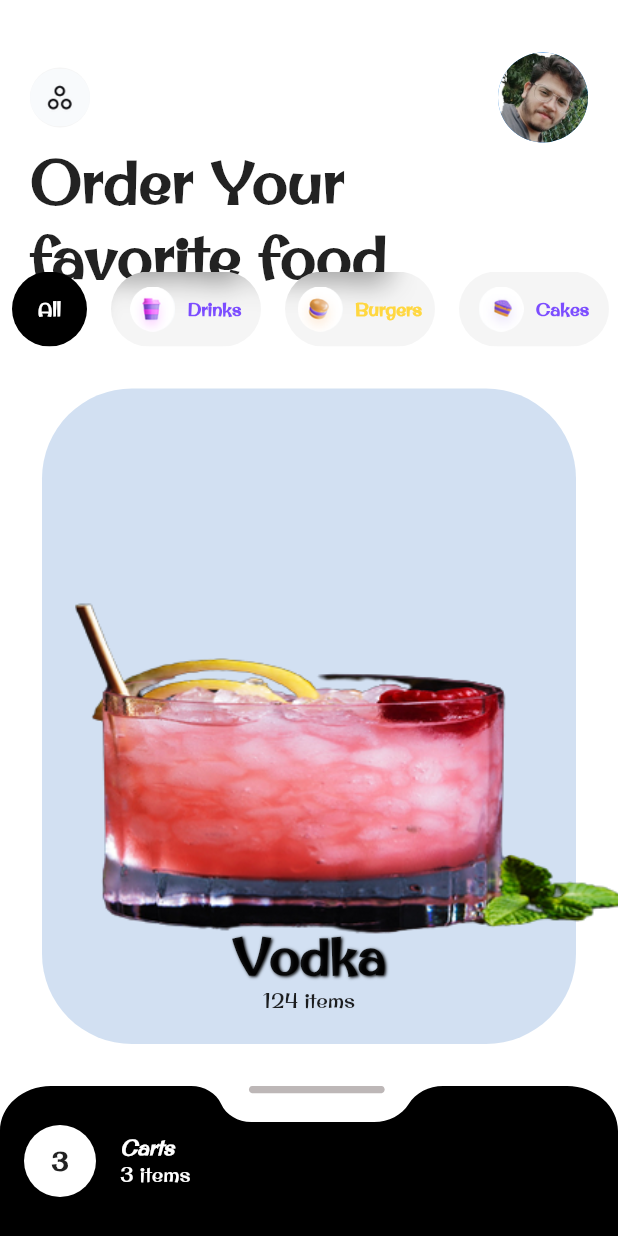
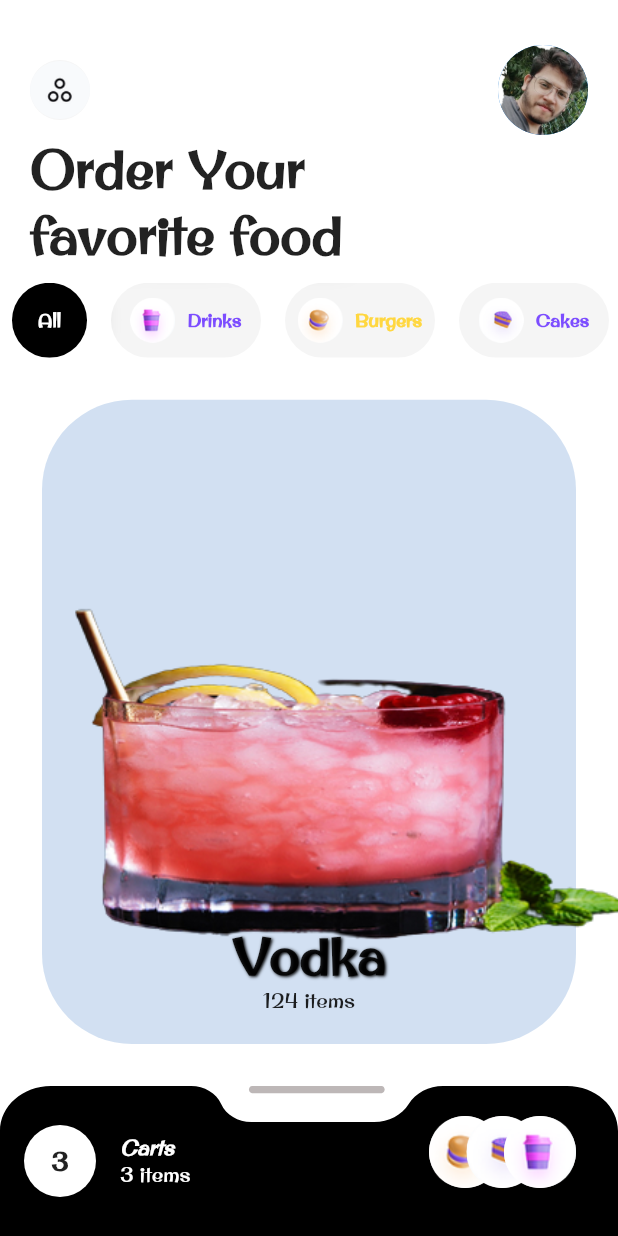
Before and after one commit to githubrohitgithub/Flutter-PUC, a Flutter app: the screen it shows after launch, on a phone screen of 412 x 824 dp. Run offline on Flutter 3.47's test engine with Material 2 defaults, Android fonts, the phone set to English and light mode, and no system bars; our stand-ins replace timer_builder; missing offline and left inert: qr_code_scanner.

Commit message:
foodapp 40%

```diff
--- a/lib/main.dart
+++ b/lib/main.dart
@@ -5,14 +5,13 @@ import 'package:flutter_work_shop/work_shop/navigator/modules/day_three/utils/ap
 import 'package:flutter_work_shop/work_shop/navigator/modules/master_screen/page/dashboard.dart';
 Future<void> main() async {
 
-
   WidgetsFlutterBinding.ensureInitialized();
   AppFonts().loadCustomFont().then((_) {
     runApp(const MyApp());
   });
 
+}
 
-}
 
 class MyApp extends StatelessWidget {
   const MyApp({super.key});
@@ -20,6 +19,7 @@ class MyApp extends StatelessWidget {
   @override
   Widget build(BuildContext context) {
     SystemChrome.setEnabledSystemUIMode(SystemUiMode.manual, overlays: []);
+
     return  const MaterialApp(
       debugShowCheckedModeBanner: false,
       title: "Flutter Workshop",
--- a/lib/work_shop/navigator/modules/day_three/food_app_dashboard.dart
+++ b/lib/work_shop/navigator/modules/day_three/food_app_dashboard.dart
@@ -1,4 +1,5 @@
 import 'package:flutter/material.dart';
+import 'package:flutter_work_shop/work_shop/navigator/modules/day_three/utils/food_app_constant.dart';
 import 'package:flutter_work_shop/work_shop/navigator/modules/day_three/widgets/bottom_wigets_elements.dart';
 import 'package:flutter_work_shop/work_shop/navigator/modules/day_three/widgets/item_selection_widget.dart';
 import 'package:flutter_work_shop/work_shop/navigator/modules/day_three/widgets/top_bar_widget.dart';
@@ -21,11 +22,14 @@ class _FoodAppDashboardState extends State<FoodAppDashboard> {
       body: Column(
         children: [
           const Expanded(flex: 1, child: TopBarWidget()),
+          const SizedBox(
+            height: 10,
+          ),
           Expanded(
               flex: 3,
               child: AnimatedBottomToTopWidget(
                   duration: const Duration(seconds: 1),
-                  child: ItemSelectionWidget())),
+                  child: const ItemSelectionWidget())),
           AnimatedBottomToTopWidget(
             duration: const Duration(milliseconds: 1),
             child: Container(
@@ -46,9 +50,11 @@ class _FoodAppDashboardState extends State<FoodAppDashboard> {
                     width: MediaQuery.of(context).size.width,
                     child: CustomPaint(
                       painter: CustomBottomSheetPaint(),
-                      child: const Padding(
-                        padding: EdgeInsets.all(16.0),
-                        child: BottomWidgetElements(),
+                      child: Padding(
+                        padding: const EdgeInsets.all(16.0),
+                        child: BottomWidgetElements(
+                          listOfCartOptions: FoodAppConstants.listOfCartModel,
+                        ),
                       ),
                     ),
                   )
--- /dev/null
+++ b/lib/work_shop/navigator/modules/day_three/models/cart_model.dart
@@ -0,0 +1,7 @@
+class CartModel{
+  String? name;
+  String? image;
+  int? price;
+  int? quantity;
+  CartModel({this.name,this.image, this.price, this.quantity});
+}
--- /dev/null
+++ b/lib/work_shop/navigator/modules/day_three/models/food_categories.dart
@@ -0,0 +1,10 @@
+import 'dart:ui';
+
+class FoodCategories {
+  final String id;
+  final String? name;
+  final Color? color;
+  final String? image;
+
+  const FoodCategories({required this.id, this.name, this.color, this.image});
+}
--- /dev/null
+++ b/lib/work_shop/navigator/modules/day_three/models/food_sub_type.dart
@@ -0,0 +1,6 @@
+class FoodSubType {
+  final String? name;
+  final String? image;
+
+  const FoodSubType({this.name, this.image});
+}
--- a/lib/work_shop/navigator/modules/day_three/utils/food_app_constant.dart
+++ b/lib/work_shop/navigator/modules/day_three/utils/food_app_constant.dart
@@ -1,15 +1,15 @@
 import 'package:flutter/material.dart';
 
+import '../models/cart_model.dart';
+import '../models/food_categories.dart';
+import '../models/food_sub_type.dart';
+
 class FoodAppConstants {
-
   static String fontStyleOriginalSurfer = 'OriginalSurfer';
 
   static Map<FoodCategories, List<FoodSubType>> foodCategoriesItems = {
-    const FoodCategories(
-        id: '0',
-        name: 'All',
-        color: Colors.white,
-        image: ''): [
+    const FoodCategories(id: '0', name: 'All', color: Colors.white, image: ''):
+        [
       ...listOfDrinkTypes,
       ...listOfBurgerTypes,
       ...listOfCakeTypes,
@@ -19,23 +19,25 @@ class FoodAppConstants {
             id: '1',
             name: 'Drinks',
             color: Colors.deepPurpleAccent,
-        image: 'assets/food_app/food_categories/ic_drink.png'): listOfDrinkTypes,
+            image: 'assets/food_app/food_categories/ic_drink.png'):
+        listOfDrinkTypes,
     const FoodCategories(
             id: '2',
             name: 'Burgers',
             color: Colors.amberAccent,
-        image: 'assets/food_app/food_categories/ic_burger.png'): listOfBurgerTypes,
+            image: 'assets/food_app/food_categories/ic_burger.png'):
+        listOfBurgerTypes,
     const FoodCategories(
         id: '3',
         name: 'Cakes',
         color: Colors.deepPurpleAccent,
-        image: 'assets/food_app/food_categories/ic_cake.png'):
-    listOfCakeTypes,
+        image: 'assets/food_app/food_categories/ic_cake.png'): listOfCakeTypes,
     const FoodCategories(
             id: '4',
             name: 'Snacks',
             color: Colors.redAccent,
-        image: 'assets/food_app/food_categories/ic_snack.png'): listOfSnackTypes,
+            image: 'assets/food_app/food_categories/ic_snack.png'):
+        listOfSnackTypes,
   };
 
   static List<FoodSubType> listOfBurgerTypes = [
@@ -50,35 +52,30 @@ class FoodAppConstants {
         image: 'assets/food_app/sub_items_images/peparini.png'),
     const FoodSubType(
         name: 'Spicy Beast Burger',
-        image: 'assets/food_app/sub_items_images/spicy_beast.png'),
+        image: 'assets/food_app/sub_items_images/beef_burger.png'),
   ];
 
   //create List<FoodSubType> of drink type
   static List<FoodSubType> listOfDrinkTypes = [
     const FoodSubType(
-        name: 'Vodka',
-        image: 'assets/food_app/sub_items_images/vodka.png'),
+        name: 'Vodka', image: 'assets/food_app/sub_items_images/vodka.png'),
     const FoodSubType(
         name: 'Wine', image: 'assets/food_app/sub_items_images/vodka.png'),
     const FoodSubType(
         name: 'Rum', image: 'assets/food_app/sub_items_images/rum.png'),
     const FoodSubType(
-        name: 'Soft',
-        image: 'assets/food_app/sub_items_images/rum.png'),
+        name: 'Soft', image: 'assets/food_app/sub_items_images/rum.png'),
   ];
 
   static List<FoodSubType> listOfSnackTypes = [
     const FoodSubType(
-        name: 'Kurkure',
-        image: 'assets/food_app/sub_items_images/namkeen.png'),
+        name: 'Kurkure', image: 'assets/food_app/sub_items_images/namkeen.png'),
     const FoodSubType(
-        name: 'Namkeen',
-        image: 'assets/food_app/sub_items_images/namkeen.png'),
+        name: 'Namkeen', image: 'assets/food_app/sub_items_images/namkeen.png'),
     const FoodSubType(
         name: 'Sweet', image: 'assets/food_app/sub_items_images/sweet.png'),
     const FoodSubType(
-        name: 'Peanut',
-        image: 'assets/food_app/sub_items_images/peanut.png'),
+        name: 'Peanut', image: 'assets/food_app/sub_items_images/peanut.png'),
   ];
 
   static List<FoodSubType> listOfCakeTypes = [
@@ -103,20 +100,22 @@ class FoodAppConstants {
     'Cake4',
     'Cake5',
   ];
+
+  static List<CartModel> listOfCartModel = [
+    CartModel(
+        name: 'Burger',
+        price: 10,
+        quantity: 1,
+        image: 'assets/food_app/food_categories/ic_burger.png'),
+    CartModel(
+        name: 'Cake',
+        price: 20,
+        quantity: 1,
+        image: 'assets/food_app/food_categories/ic_cake.png'),
+    CartModel(
+        name: 'Drink',
+        price: 30,
+        quantity: 1,
+        image: 'assets/food_app/food_categories/ic_drink.png'),
+  ];
 }
-
-class FoodSubType {
-  final String? name;
-  final String? image;
-
-  const FoodSubType({this.name, this.image});
-}
-
-class FoodCategories {
-  final String id;
-  final String? name;
-  final Color? color;
-  final String? image;
-
-  const FoodCategories({required this.id, this.name, this.color, this.image});
-}
--- a/lib/work_shop/navigator/modules/day_three/widgets/bottom_wigets_elements.dart
+++ b/lib/work_shop/navigator/modules/day_three/widgets/bottom_wigets_elements.dart
@@ -1,9 +1,15 @@
 import 'package:flutter/material.dart';
 
+import '../models/cart_model.dart';
 import 'custom_circle_widget.dart';
+import 'half_overlapping_widgets.dart';
 
 class BottomWidgetElements extends StatefulWidget {
-  const BottomWidgetElements({super.key});
+
+
+final List<CartModel> listOfCartOptions;
+
+  const BottomWidgetElements({super.key, required this.listOfCartOptions});
 
   @override
   State<BottomWidgetElements> createState() => _BottomWidgetElementsState();
@@ -13,43 +19,73 @@ class _BottomWidgetElementsState extends State<BottomWidgetElements> {
   @override
   Widget build(BuildContext context) {
     return Row(
-      mainAxisAlignment: MainAxisAlignment.start,
+      mainAxisAlignment: MainAxisAlignment.spaceBetween,
+      crossAxisAlignment: CrossAxisAlignment.center,
       children: [
-        Row(
+        leftInfoForBottomSheet(widget.listOfCartOptions),
+        OverlappingCirclesWidget(listOfWidgets: [
+          CircleAvatar(
+            radius: 24,
+            backgroundColor: Colors.white,
+            child: Image.asset('${widget.listOfCartOptions[0].image}',fit: BoxFit.fill,),
+          ),
+          CircleAvatar(
+            radius: 24,
+            backgroundColor: Colors.white,
+            child: Image.asset('${widget.listOfCartOptions[1].image}',fit: BoxFit.fill,),
+          ),
+          CircleAvatar(
+            radius: 24,
+            backgroundColor: Colors.white,
+            child: Image.asset('${widget.listOfCartOptions[2].image}',fit: BoxFit.fill,),
+          )
+        ])
+      ],
+    );
+  }
+}
+
+Widget leftInfoForBottomSheet(List<CartModel> listOfCartOptions) {
+  return Row(
     mainAxisAlignment: MainAxisAlignment.center,
     crossAxisAlignment: CrossAxisAlignment.center,
     children: [
       CircleWithText(
         centerWidget: Text(
-                '3',
-                style: TextStyle(fontWeight: FontWeight.bold,fontFamily: 'OriginalSurfer',fontSize: 18),
+          '${listOfCartOptions.length}',
+          style: const TextStyle(
+              fontWeight: FontWeight.bold,
+              fontFamily: 'OriginalSurfer',
+              fontSize: 18),
         ),
         textColor: Colors.black,
         radius: 24,
         backgroundColor: Colors.white,
       ),
-            SizedBox(
+      const SizedBox(
         width: 16,
       ),
        Column(
         mainAxisAlignment: MainAxisAlignment.center,
         crossAxisAlignment: CrossAxisAlignment.start,
         children: [
-                Text(
+          const Text(
             'Carts',
             style: TextStyle(
-                      fontWeight: FontWeight.bold,fontStyle: FontStyle.italic, color: Colors.white,fontFamily: 'OriginalSurfer'),
+                fontWeight: FontWeight.bold,
+                fontStyle: FontStyle.italic,
+                color: Colors.white,
+                fontFamily: 'OriginalSurfer'),
           ),
           Text(
-                  '3 items',
-                  style: TextStyle(
-                      fontWeight: FontWeight.normal, color: Colors.white,fontFamily: 'OriginalSurfer'),
+            '${listOfCartOptions.length} items',
+            style: const TextStyle(
+                fontWeight: FontWeight.normal,
+                color: Colors.white,
+                fontFamily: 'OriginalSurfer'),
           )
         ],
       )
     ],
-        ),
-      ],
   );
 }
-}
--- a/lib/work_shop/navigator/modules/day_three/widgets/half_overlapping_widgets.dart
+++ b/lib/work_shop/navigator/modules/day_three/widgets/half_overlapping_widgets.dart
@@ -1,33 +1,31 @@
-import 'package:flutter/cupertino.dart';
+import 'package:flutter/material.dart';
 
-class HalfOverlappingWidgetList extends StatelessWidget {
-  final List<Widget> widgets;
+class OverlappingCirclesWidget extends StatelessWidget {
 
-  HalfOverlappingWidgetList({required this.widgets});
 
+  final List<Widget> listOfWidgets;
+
+
+  const OverlappingCirclesWidget({super.key, required this.listOfWidgets});
   @override
   Widget build(BuildContext context) {
-    return Row(
-      children: List.generate(
-        widgets.length,
-            (index) {
-          final alignment = index % 2 == 0 ? Alignment.centerLeft : Alignment.centerRight;
-          final offset = index % 2 == 0 ? 0.7 : -0.7;
-
-          return Expanded(
-            child: Align(
-              alignment: alignment,
-              child: Transform.translate(
-                offset: Offset(offset * 40, 0),
-                child: SizedBox(
-                  width: 40,
-                  height: 40,
-                  child: widgets[index],
-                ),
-              ),
-            ),
-          );
-        },
+    return  SizedBox(
+      height: 60,
+      width: 120,
+      child: Stack(
+        children: [
+          Positioned(
+            left:10,
+            child: listOfWidgets[0],
+          ),
+          Positioned(
+            left: 35,
+            child: listOfWidgets[1],
+          ),
+          Positioned(
+            left: 60,
+            child: listOfWidgets[2],)
+        ],
       ),
     );
   }
--- a/lib/work_shop/navigator/modules/day_three/widgets/top_bar_widget.dart
+++ b/lib/work_shop/navigator/modules/day_three/widgets/top_bar_widget.dart
@@ -13,14 +13,15 @@ class TopBarWidget extends StatefulWidget {
 class _TopBarWidgetState extends State<TopBarWidget> {
   @override
   Widget build(BuildContext context) {
-    return Column(
+    return SingleChildScrollView(
+      child: Column(
         mainAxisAlignment: MainAxisAlignment.start,
         children: [
           const SizedBox(
-          height: 15,
+            height: 10,
           ),
           AnimatedTopToBottomWidget(
-          duration: Duration(seconds: 1),
+            duration: const Duration(seconds: 1),
             child: Padding(
               padding: const EdgeInsets.only(top: 20),
               child: Row(
@@ -60,13 +61,14 @@ class _TopBarWidgetState extends State<TopBarWidget> {
                   child: Text(
                     'Order Your\nfavorite food',
                     style: TextStyle(
-                      fontSize: 40,
+                        fontSize: 35,
                         fontWeight: FontWeight.bold,
                         fontFamily: 'OriginalSurfer'),
                   )),
             ),
           )
         ],
+      ),
     );
   }
 }
```
Lines whose indentation alone changed are shown as unchanged.
